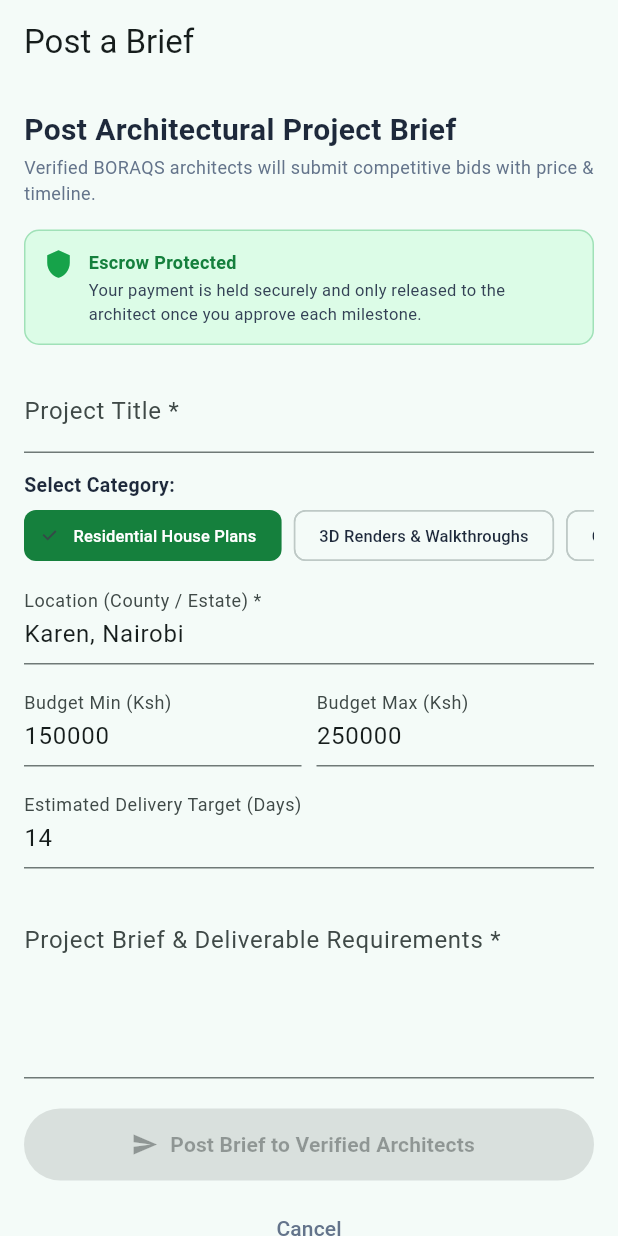
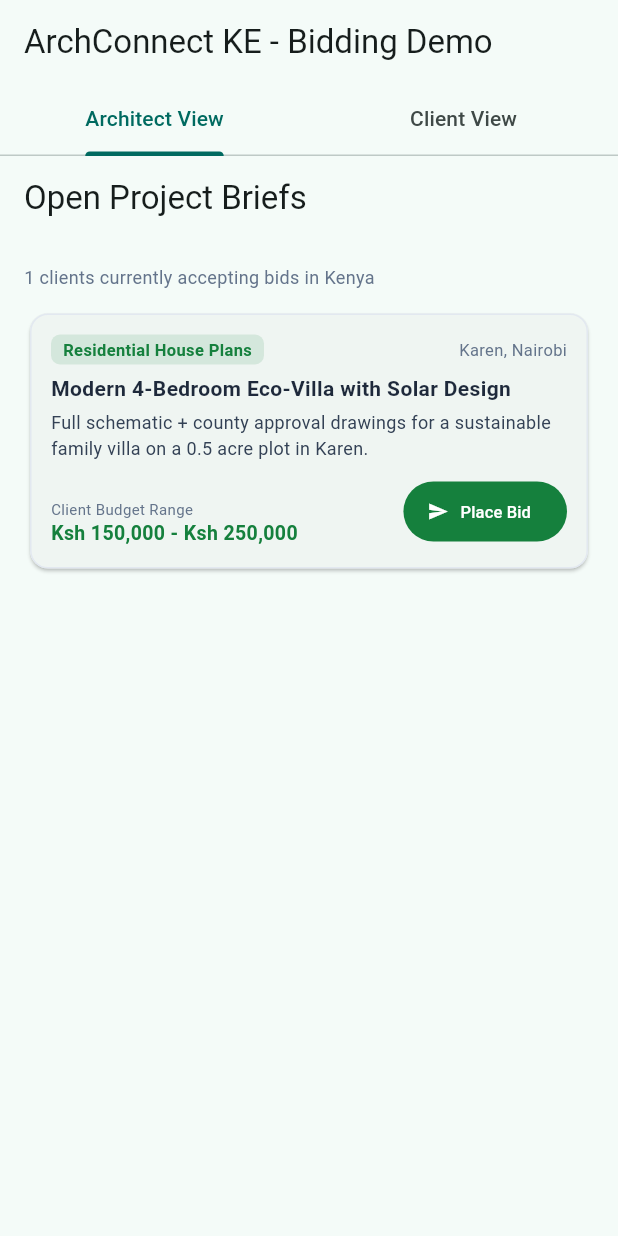
Before and after one commit to yardie-del/archconnect-ke-flutter, a Flutter app: the screen it shows after launch, on a phone screen of 412 x 824 dp. Run offline on Flutter 3.47's test engine with Material 3 defaults, Android fonts, the phone set to English and light mode, and no system bars.

Commit message:
Add bidding: architect bid submission and client bid review with Accept & Pay Escrow

```diff
--- a/lib/main.dart
+++ b/lib/main.dart
@@ -1,6 +1,8 @@
 import 'package:flutter/material.dart';
+import 'models/bid.dart';
 import 'models/project_brief.dart';
-import 'screens/post_brief_screen.dart';
+import 'screens/bid_review_screen.dart';
+import 'screens/bidding_board_screen.dart';
 
 void main() => runApp(const ArchConnectApp());
 
@@ -12,15 +14,66 @@ class ArchConnectApp extends StatelessWidget {
     return MaterialApp(
       title: 'ArchConnect KE',
       theme: ThemeData(useMaterial3: true, colorSchemeSeed: Colors.teal),
-      home: PostBriefScreen(
-        onBriefPosted: (brief) {
-          debugPrint(
-            'Brief posted: ${brief.title} | ${brief.category.displayName} | '
-            '${brief.location} | Ksh ${brief.budgetMinKsh}-${brief.budgetMaxKsh} | '
-            '${brief.deadlineDays} days',
-          );
-        },
-        onCancel: () => debugPrint('Post brief cancelled'),
+      home: const _BiddingDemo(),
+    );
+  }
+}
+
+/// Demo shell tying the architect's bidding board to the client's bid
+/// review screen, so you can see the full loop: architect places a bid ->
+/// client sees it appear -> client accepts & pays escrow.
+class _BiddingDemo extends StatefulWidget {
+  const _BiddingDemo();
+
+  @override
+  State<_BiddingDemo> createState() => _BiddingDemoState();
+}
+
+class _BiddingDemoState extends State<_BiddingDemo> {
+  final _openProjects = const [
+    OpenProject(
+      id: 'proj-1',
+      title: 'Modern 4-Bedroom Eco-Villa with Solar Design',
+      description: 'Full schematic + county approval drawings for a sustainable '
+          'family villa on a 0.5 acre plot in Karen.',
+      category: ProjectCategory.housePlan,
+      location: 'Karen, Nairobi',
+      budgetMinKsh: 150000,
+      budgetMaxKsh: 250000,
+      deadlineDays: 14,
+    ),
+  ];
+
+  final List<Bid> _bids = [];
+
+  @override
+  Widget build(BuildContext context) {
+    return DefaultTabController(
+      length: 2,
+      child: Scaffold(
+        appBar: AppBar(
+          title: const Text('ArchConnect KE - Bidding Demo'),
+          bottom: const TabBar(tabs: [
+            Tab(text: 'Architect View'),
+            Tab(text: 'Client View'),
+          ]),
+        ),
+        body: TabBarView(
+          children: [
+            BiddingBoardScreen(
+              openProjects: _openProjects,
+              onBidSubmitted: (bid) => setState(() => _bids.add(bid)),
+            ),
+            BidReviewScreen(
+              projectTitle: _openProjects.first.title,
+              bids: _bids,
+              onAcceptBid: (bid) {
+                debugPrint('Accepted bid ${bid.id} from ${bid.architectName} '
+                    'for ${bid.amountKsh} Ksh - proceeding to escrow funding.');
+              },
+            ),
+          ],
+        ),
       ),
     );
   }
--- /dev/null
+++ b/lib/models/bid.dart
@@ -0,0 +1,51 @@
+import 'architect_tier.dart';
+import 'project_brief.dart';
+
+/// A project brief open for bidding, as shown to architects browsing the
+/// bidding board. Ported from the relevant fields of Kotlin's
+/// `ProjectEntity`.
+class OpenProject {
+  const OpenProject({
+    required this.id,
+    required this.title,
+    required this.description,
+    required this.category,
+    required this.location,
+    required this.budgetMinKsh,
+    required this.budgetMaxKsh,
+    required this.deadlineDays,
+  });
+
+  final String id;
+  final String title;
+  final String description;
+  final ProjectCategory category;
+  final String location;
+  final int budgetMinKsh;
+  final int budgetMaxKsh;
+  final int deadlineDays;
+}
+
+/// A bid an architect has submitted on an [OpenProject]. Ported from the
+/// Kotlin `BidEntity`.
+class Bid {
+  const Bid({
+    required this.id,
+    required this.projectId,
+    required this.architectName,
+    required this.architectTier,
+    required this.isBoraqsVerified,
+    required this.amountKsh,
+    required this.deliveryDays,
+    required this.proposalNote,
+  });
+
+  final String id;
+  final String projectId;
+  final String architectName;
+  final ArchitectTier architectTier;
+  final bool isBoraqsVerified;
+  final int amountKsh;
+  final int deliveryDays;
+  final String proposalNote;
+}
--- /dev/null
+++ b/lib/screens/bidding_board_screen.dart
@@ -0,0 +1,236 @@
+import 'package:flutter/material.dart';
+import 'package:flutter/services.dart';
+import '../models/architect_tier.dart';
+import '../models/bid.dart';
+import '../models/project_brief.dart';
+import '../widgets/wallet_helpers.dart';
+
+/// Dart port of the Kotlin `ArchitectDashboardScreen`'s open-projects list
+/// plus its "Submit Proposal Bid" modal. Architects browse open briefs and
+/// place a bid (price, timeline, cover note) on the one they want.
+class BiddingBoardScreen extends StatefulWidget {
+  const BiddingBoardScreen({
+    super.key,
+    required this.openProjects,
+    required this.onBidSubmitted,
+  });
+
+  final List<OpenProject> openProjects;
+  final ValueChanged<Bid> onBidSubmitted;
+
+  @override
+  State<BiddingBoardScreen> createState() => _BiddingBoardScreenState();
+}
+
+class _BiddingBoardScreenState extends State<BiddingBoardScreen> {
+  @override
+  Widget build(BuildContext context) {
+    return Scaffold(
+      appBar: AppBar(title: const Text('Open Project Briefs')),
+      body: ListView(
+        padding: const EdgeInsets.all(16),
+        children: [
+          Text(
+            '${widget.openProjects.length} clients currently accepting bids in Kenya',
+            style: const TextStyle(fontSize: 12, color: slateMuted),
+          ),
+          const SizedBox(height: 12),
+          if (widget.openProjects.isEmpty)
+            const Padding(
+              padding: EdgeInsets.symmetric(vertical: 24),
+              child: Text('No open briefs right now.', style: TextStyle(color: slateMuted)),
+            )
+          else
+            ...widget.openProjects.map((p) => Padding(
+                  padding: const EdgeInsets.only(bottom: 10),
+                  child: _OpenProjectBidCard(
+                    project: p,
+                    onPlaceBid: () => _openBidDialog(p),
+                  ),
+                )),
+        ],
+      ),
+    );
+  }
+
+  Future<void> _openBidDialog(OpenProject project) async {
+    final bid = await showDialog<Bid>(
+      context: context,
+      builder: (_) => _SubmitBidDialog(project: project),
+    );
+    if (bid != null) widget.onBidSubmitted(bid);
+  }
+}
+
+class _OpenProjectBidCard extends StatelessWidget {
+  const _OpenProjectBidCard({required this.project, required this.onPlaceBid});
+
+  final OpenProject project;
+  final VoidCallback onPlaceBid;
+
+  @override
+  Widget build(BuildContext context) {
+    return Card(
+      shape: RoundedRectangleBorder(borderRadius: BorderRadius.circular(12), side: const BorderSide(color: cardBorder)),
+      child: Padding(
+        padding: const EdgeInsets.all(14),
+        child: Column(
+          crossAxisAlignment: CrossAxisAlignment.start,
+          children: [
+            Row(
+              mainAxisAlignment: MainAxisAlignment.spaceBetween,
+              children: [
+                Container(
+                  padding: const EdgeInsets.symmetric(horizontal: 8, vertical: 2),
+                  decoration: BoxDecoration(
+                    color: kenyaGreenPrimary.withOpacity(0.12),
+                    borderRadius: BorderRadius.circular(6),
+                  ),
+                  child: Text(project.category.displayName,
+                      style: const TextStyle(fontSize: 11, fontWeight: FontWeight.bold, color: kenyaGreenPrimary)),
+                ),
+                Text(project.location, style: const TextStyle(fontSize: 11, color: slateMuted)),
+              ],
+            ),
+            const SizedBox(height: 6),
+            Text(project.title, style: const TextStyle(fontWeight: FontWeight.bold, fontSize: 14, color: slateDark)),
+            const SizedBox(height: 4),
+            Text(
+              project.description,
+              maxLines: 2,
+              overflow: TextOverflow.ellipsis,
+              style: const TextStyle(fontSize: 12, color: slateMedium),
+            ),
+            const SizedBox(height: 10),
+            Row(
+              mainAxisAlignment: MainAxisAlignment.spaceBetween,
+              crossAxisAlignment: CrossAxisAlignment.end,
+              children: [
+                Column(
+                  crossAxisAlignment: CrossAxisAlignment.start,
+                  children: [
+                    const Text('Client Budget Range', style: TextStyle(fontSize: 10, color: slateMuted)),
+                    Text(
+                      '${formatKsh(project.budgetMinKsh)} - ${formatKsh(project.budgetMaxKsh)}',
+                      style: const TextStyle(fontWeight: FontWeight.bold, fontSize: 13, color: kenyaGreenPrimary),
+                    ),
+                  ],
+                ),
+                FilledButton.icon(
+                  onPressed: onPlaceBid,
+                  style: FilledButton.styleFrom(backgroundColor: kenyaGreenPrimary),
+                  icon: const Icon(Icons.send, size: 14),
+                  label: const Text('Place Bid', style: TextStyle(fontSize: 11)),
+                ),
+              ],
+            ),
+          ],
+        ),
+      ),
+    );
+  }
+}
+
+class _SubmitBidDialog extends StatefulWidget {
+  const _SubmitBidDialog({required this.project});
+  final OpenProject project;
+
+  @override
+  State<_SubmitBidDialog> createState() => _SubmitBidDialogState();
+}
+
+class _SubmitBidDialogState extends State<_SubmitBidDialog> {
+  late final TextEditingController _amountController;
+  late final TextEditingController _deliveryDaysController;
+  final _proposalController = TextEditingController();
+
+  static const _defaultPitch =
+      'Experienced architectural firm ready to deliver full schematic and '
+      'county drawings within target schedule.';
+
+  @override
+  void initState() {
+    super.initState();
+    final midpoint = widget.project.budgetMinKsh +
+        ((widget.project.budgetMaxKsh - widget.project.budgetMinKsh) ~/ 2);
+    _amountController = TextEditingController(text: midpoint.toString());
+    _deliveryDaysController = TextEditingController(text: widget.project.deadlineDays.toString());
+  }
+
+  @override
+  void dispose() {
+    _amountController.dispose();
+    _deliveryDaysController.dispose();
+    _proposalController.dispose();
+    super.dispose();
+  }
+
+  @override
+  Widget build(BuildContext context) {
+    final p = widget.project;
+    return AlertDialog(
+      title: const Text('Submit Proposal Bid', style: TextStyle(fontWeight: FontWeight.bold)),
+      content: SingleChildScrollView(
+        child: Column(
+          mainAxisSize: MainAxisSize.min,
+          crossAxisAlignment: CrossAxisAlignment.start,
+          children: [
+            Text(p.title, style: const TextStyle(fontWeight: FontWeight.w600, fontSize: 12, color: kenyaGreenPrimary)),
+            Text('Client Budget: ${formatKsh(p.budgetMinKsh)} - ${formatKsh(p.budgetMaxKsh)}',
+                style: const TextStyle(fontSize: 11, color: slateMuted)),
+            const SizedBox(height: 12),
+            TextField(
+              controller: _amountController,
+              keyboardType: TextInputType.number,
+              inputFormatters: [FilteringTextInputFormatter.digitsOnly],
+              decoration: const InputDecoration(labelText: 'Your Quoted Price (Ksh) *'),
+            ),
+            const SizedBox(height: 8),
+            TextField(
+              controller: _deliveryDaysController,
+              keyboardType: TextInputType.number,
+              inputFormatters: [FilteringTextInputFormatter.digitsOnly],
+              decoration: const InputDecoration(labelText: 'Delivery Timeline (Days) *'),
+            ),
+            const SizedBox(height: 8),
+            TextField(
+              controller: _proposalController,
+              minLines: 3,
+              maxLines: 6,
+              decoration: const InputDecoration(
+                labelText: 'Proposal Cover Note *',
+                hintText: 'Highlight your architectural experience, software used '
+                    '(Revit, Archicad, Lumion), and county approval track record...',
+                alignLabelWithHint: true,
+              ),
+            ),
+          ],
+        ),
+      ),
+      actions: [
+        TextButton(onPressed: () => Navigator.of(context).pop(), child: const Text('Cancel')),
+        FilledButton(
+          style: FilledButton.styleFrom(backgroundColor: kenyaGreenPrimary),
+          onPressed: () {
+            final amount = int.tryParse(_amountController.text) ?? p.budgetMinKsh;
+            final days = int.tryParse(_deliveryDaysController.text) ?? 14;
+            final note = _proposalController.text.trim().isEmpty ? _defaultPitch : _proposalController.text.trim();
+            // architectName/tier/verification would come from the logged-in
+            // architect's profile once auth/backend is wired up.
+            Navigator.of(context).pop(Bid(
+              id: DateTime.now().microsecondsSinceEpoch.toString(),
+              projectId: p.id,
+              architectName: 'Current Architect',
+              architectTier: ArchitectTier.gold,
+              isBoraqsVerified: true,
+              amountKsh: amount,
+              deliveryDays: days,
+              proposalNote: note,
+            ));
+          },
+          child: const Text('Submit Bid'),
+        ),
+      ],
+    );
+  }
+}
--- a/lib/screens/wallet_screen.dart
+++ b/lib/screens/wallet_screen.dart
@@ -98,7 +98,7 @@ class _ArchitectWalletScreenState extends State<ArchitectWalletScreen> {
                 Container(
                   padding: const EdgeInsets.symmetric(horizontal: 6, vertical: 2),
                   decoration: BoxDecoration(
-                    color: Colors.white.withOpacity(0.2),
+                    color: Colors.white.withValues(alpha: 0.2),
                     borderRadius: BorderRadius.circular(4),
                   ),
                   child: const Text(
@@ -211,10 +211,10 @@ class _ArchitectWalletScreenState extends State<ArchitectWalletScreen> {
           children: [
             Row(
               children: [
-                CircleAvatar(
+                const CircleAvatar(
                   radius: 18,
                   backgroundColor: _mpesaGreenContainer,
-                  child: const Icon(Icons.arrow_outward, color: _mpesaGreen, size: 18),
+                  child: Icon(Icons.arrow_outward, color: _mpesaGreen, size: 18),
                 ),
                 const SizedBox(width: 10),
                 Column(
--- a/lib/widgets/escrow_protection_banner.dart
+++ b/lib/widgets/escrow_protection_banner.dart
@@ -14,17 +14,17 @@ class EscrowProtectionBanner extends StatelessWidget {
       decoration: BoxDecoration(
         color: mpesaGreenContainer,
         borderRadius: BorderRadius.circular(10),
-        border: Border.all(color: mpesaGreen.withOpacity(0.3)),
+        border: Border.all(color: mpesaGreen.withValues(alpha: 0.3)),
       ),
-      child: Row(
+      child: const Row(
         crossAxisAlignment: CrossAxisAlignment.start,
         children: [
-          const Icon(Icons.shield, color: mpesaGreen, size: 20),
-          const SizedBox(width: 10),
+          Icon(Icons.shield, color: mpesaGreen, size: 20),
+          SizedBox(width: 10),
           Expanded(
             child: Column(
               crossAxisAlignment: CrossAxisAlignment.start,
-              children: const [
+              children: [
                 Text('Escrow Protected',
                     style: TextStyle(fontWeight: FontWeight.bold, fontSize: 12, color: kenyaGreenPrimary)),
                 SizedBox(height: 2),
```
Also changed, not shown: lib/screens/architect_profile_screen.dart (+2 -32 lines), lib/screens/bid_review_screen.dart (added, +107 -0 lines), lib/widgets/tier_badge.dart (added, +38 -0 lines).
